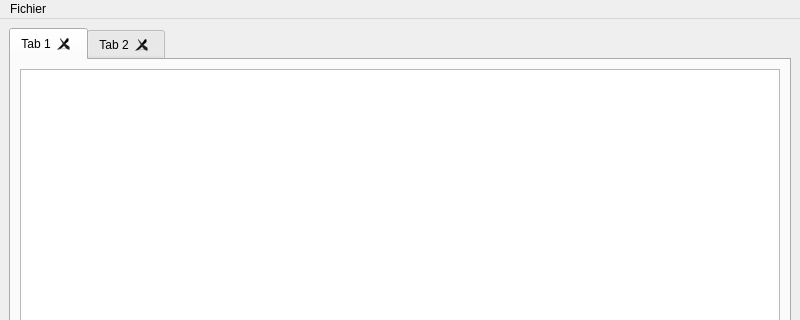
peutt/EditeurDeTexte, file mainwindow.ui: the form before one commit; both pictures show x 0 to 800 and y 0 to 320 of the 800 by 600 pixel window.
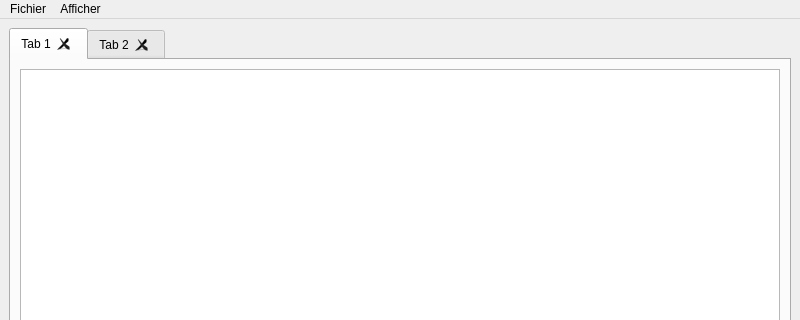
The form after the commit.

Commit message: Affichage 10 derniers fichiers ouvert OK

The edit to the form file:
```diff
--- a/mainwindow.ui
+++ b/mainwindow.ui
@@ -90,7 +90,14 @@
     <addaction name="actionSauvegarder"/>
     <addaction name="actionSauvegarder_tout"/>
    </widget>
+   <widget class="QMenu" name="menuAfficher">
+    <property name="title">
+     <string>Afficher</string>
+    </property>
+    <addaction name="action10_derniers_fichiers"/>
+   </widget>
    <addaction name="menuFichier"/>
+   <addaction name="menuAfficher"/>
   </widget>
   <widget class="QStatusBar" name="statusbar"/>
   <action name="actionOuvrir">
```
Left out of the diff: 5 changed lines with no effect on the pictures. The commit also changes 2 other files.
